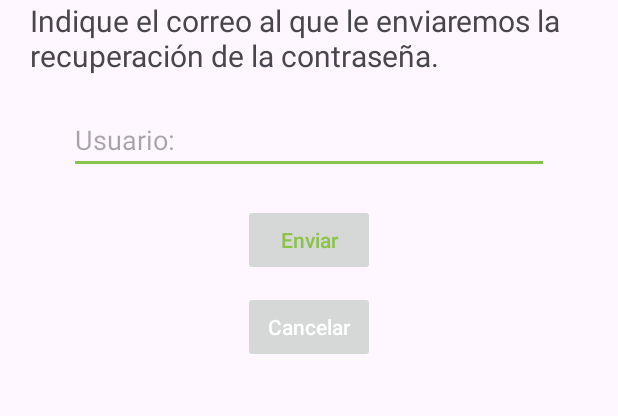
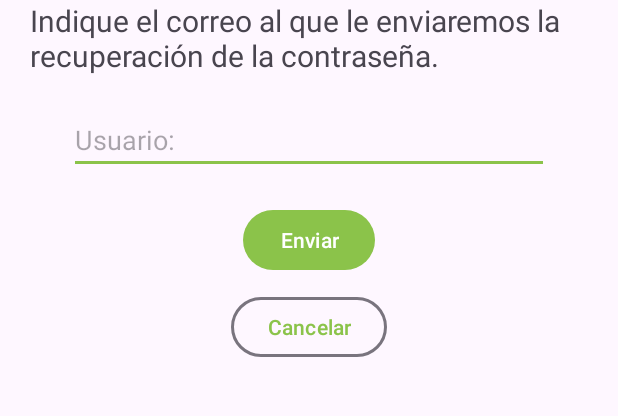
Before and after one commit to leomenvn/kotlinVN, an Android app: the ResetPasswordActivity screen opened directly, with no data from a screen before it, on a phone screen of 412 x 824 dp, the part 150-566 px from its top. Run offline under Robolectric (Android 15) with nearby library versions, the phone set to English and light mode, and no system bars; our stand-ins replace Firebase (no records; nobody signed in at launch, a user with empty details on screens opened directly).

Commit message:
Corregidos errores visuales de los botones en la parte Auth de la aplicación

```diff
--- a/app/src/main/java/com/example/iberdrola/domain/data/database/network/FacturaAPIClient.kt
+++ b/app/src/main/java/com/example/iberdrola/domain/data/database/network/FacturaAPIClient.kt
@@ -3,7 +3,6 @@ package com.example.iberdrola.domain.data.database.network
 import co.infinum.retromock.meta.Mock
 import co.infinum.retromock.meta.MockResponse
 import com.example.iberdrola.domain.data.model.DetallesResponse
-import com.example.iberdrola.domain.data.model.Factura
 import com.example.iberdrola.domain.data.model.FacturaResponse
 import retrofit2.Response
 import retrofit2.http.*
@@ -22,4 +21,5 @@ interface FacturaAPIClient {
     @MockResponse(body = "{   \"cau\": \"ES00330000000298TR1FA555\",   \"estado\": \"No hay solicitud de autoconsumo\",   \"tipo\": \"Con excentes y sin compensación\",   \"compensacion\": \"Precio PVPC\",   \"potencia\": \"33kWp\" }")
     @GET("/")
     suspend fun getDetalles(): Response<DetallesResponse>
+
 }
--- a/app/src/main/java/com/example/iberdrola/ui/MainActivity.kt
+++ b/app/src/main/java/com/example/iberdrola/ui/MainActivity.kt
@@ -29,6 +29,7 @@ class MainActivity : AppCompatActivity() {
 
         // Mejora visual
         enableEdgeToEdge()
+        setContentView(R.layout.activity_main)
         setContentView(binding.root)
         ViewCompat.setOnApplyWindowInsetsListener(findViewById(R.id.main)) { v, insets ->
             val systemBars = insets.getInsets(WindowInsetsCompat.Type.systemBars())
--- a/app/src/main/java/com/example/iberdrola/ui/auth/ResetPasswordActivity.kt
+++ b/app/src/main/java/com/example/iberdrola/ui/auth/ResetPasswordActivity.kt
@@ -19,14 +19,14 @@ class ResetPasswordActivity : AppCompatActivity() {
         private lateinit var auth: FirebaseAuth
         private lateinit var binding: ActivityResetPasswordBinding
 
-
         override fun onCreate(savedInstanceState: Bundle?) {
+            super.onCreate(savedInstanceState)
 
             auth = FirebaseAuth.getInstance()
             binding = ActivityResetPasswordBinding.inflate(layoutInflater)
 
-            super.onCreate(savedInstanceState)
             enableEdgeToEdge()
+            setContentView(R.layout.activity_reset_password)
             setContentView(binding.root)
             ViewCompat.setOnApplyWindowInsetsListener(findViewById(R.id.reset_passwordXML)) { v, insets ->
                 val systemBars = insets.getInsets(WindowInsetsCompat.Type.systemBars())
--- a/app/src/main/java/com/example/iberdrola/ui/auth/SignupActivity.kt
+++ b/app/src/main/java/com/example/iberdrola/ui/auth/SignupActivity.kt
@@ -18,16 +18,16 @@ import com.google.firebase.auth.FirebaseAuthWeakPasswordException
 class SignupActivity : AppCompatActivity() {
 
     private lateinit var auth: FirebaseAuth
-
     private lateinit var binding: ActivitySignupBinding
 
     override fun onCreate(savedInstanceState: Bundle?) {
+        super.onCreate(savedInstanceState)
 
         auth = FirebaseAuth.getInstance()
         binding = ActivitySignupBinding.inflate(layoutInflater)
 
-        super.onCreate(savedInstanceState)
         enableEdgeToEdge()
+        setContentView(R.layout.activity_signup)
         setContentView(binding.root)
         ViewCompat.setOnApplyWindowInsetsListener(findViewById(R.id.signupXML)) { v, insets ->
             val systemBars = insets.getInsets(WindowInsetsCompat.Type.systemBars())
--- a/app/src/main/res/layout/activity_main.xml
+++ b/app/src/main/res/layout/activity_main.xml
@@ -3,7 +3,6 @@
     xmlns:app="http://schemas.android.com/apk/res-auto"
     xmlns:tools="http://schemas.android.com/tools"
     android:id="@+id/main"
-    android:background="@color/white"
     android:layout_width="match_parent"
     android:layout_height="match_parent"
     tools:context=".ui.MainActivity">
@@ -104,12 +103,12 @@
         android:src="@drawable/chevron_right" />
 
     <Button
-        style="@style/boton_login"
         android:id="@+id/bt_cerrarSesion"
         android:layout_width="wrap_content"
         android:layout_height="wrap_content"
         android:text="@string/cerrarSes"
         android:layout_marginBottom="20dp"
+        app:backgroundTint="@color/red"
         app:layout_constraintBottom_toBottomOf="parent"
         app:layout_constraintStart_toStartOf="parent"
         app:layout_constraintEnd_toEndOf="parent"/>
--- a/app/src/main/res/layout/activity_reset_password.xml
+++ b/app/src/main/res/layout/activity_reset_password.xml
@@ -45,7 +45,7 @@
         />
 
     <Button
-        style="@style/boton_register"
+        style="@style/botonIberdrola"
         android:id="@+id/bt_reset"
         android:layout_width="wrap_content"
         android:layout_height="wrap_content"
@@ -58,7 +58,8 @@
 
 
     <Button
-        style="@style/boton_login"
+        style="@style/Widget.Material3.Button.OutlinedButton"
+        app:strokeWidth="2dp"
         android:id="@+id/bt_cancel"
         android:layout_width="wrap_content"
         android:layout_height="wrap_content"
--- a/app/src/main/res/layout/activity_signup.xml
+++ b/app/src/main/res/layout/activity_signup.xml
@@ -63,7 +63,7 @@
 
 
     <Button
-        style="@style/boton_register"
+        style="@style/botonIberdrola"
         android:id="@+id/bt_signup"
         android:layout_width="wrap_content"
         android:layout_height="wrap_content"
@@ -76,7 +76,8 @@
 
 
     <Button
-        style="@style/boton_login"
+        style="@style/Widget.Material3.Button.OutlinedButton"
+        app:strokeWidth="2dp"
         android:id="@+id/bt_cancel"
         android:layout_width="wrap_content"
         android:layout_height="wrap_content"
--- a/app/src/main/res/layout/fragment_facturas_filtro.xml
+++ b/app/src/main/res/layout/fragment_facturas_filtro.xml
@@ -255,7 +255,7 @@
         </androidx.core.widget.NestedScrollView>
 
         <Button
-            style="@style/boton_login"
+            style="@style/botonIberdrola"
             android:id="@+id/bt_aplicar"
             android:layout_width="wrap_content"
             android:layout_height="wrap_content"
@@ -266,7 +266,8 @@
             app:layout_constraintEnd_toEndOf="parent"/>
 
         <Button
-            style="@style/boton_register"
+            style="@style/Widget.Material3.Button.OutlinedButton"
+            app:strokeWidth="2dp"
             android:id="@+id/bt_cancelar"
             android:layout_width="wrap_content"
             android:layout_height="wrap_content"
--- a/app/src/main/res/layout/popup_detalles.xml
+++ b/app/src/main/res/layout/popup_detalles.xml
@@ -34,7 +34,7 @@
         />
 
     <Button
-        style="@style/boton_login"
+        style="@style/botonIberdrola"
         android:id="@+id/bt_popup"
         android:layout_width="wrap_content"
         android:layout_height="wrap_content"
--- a/app/src/main/res/values/styles.xml
+++ b/app/src/main/res/values/styles.xml
@@ -1,6 +1,7 @@
 <?xml version="1.0" encoding="utf-8"?>
 <resources>
-    <style name="boton_login">
+
+    <style name="botonIberdrola">
     <item name="android:textAllCaps">false</item>
     <item name="android:layout_width">match_parent</item>
     <item name="android:layout_height">wrap_content</item>
@@ -9,14 +10,4 @@
     <item name="android:elevation">0dp</item>
     </style>
 
-    <style name="boton_register">
-        <item name="android:textAllCaps">false</item>
-        <item name="android:layout_width">match_parent</item>
-        <item name="android:layout_height">wrap_content</item>
-        <item name="android:stateListAnimator">@null</item>
-        <item name="android:color">@color/white</item>
-        <item name="android:textColor">@color/green</item>
-        <item name="android:elevation">0dp</item>
-    </style>
-
 </resources>
```
Also changed, not shown: app/src/main/java/com/example/iberdrola/domain/data/FacturaRepository.kt (+0 -11 lines), app/src/main/java/com/example/iberdrola/ui/auth/LoginActivity.kt (+1 -6 lines), app/src/main/res/layout/activity_login.xml (+5 -3 lines), app/src/main/resources/mockDetalles.json (renamed from app/src/main/java/com/example/iberdrola/resources/mockDetalles.json), app/src/main/resources/mocks.json (renamed from app/src/main/java/com/example/iberdrola/resources/mocks.json).
